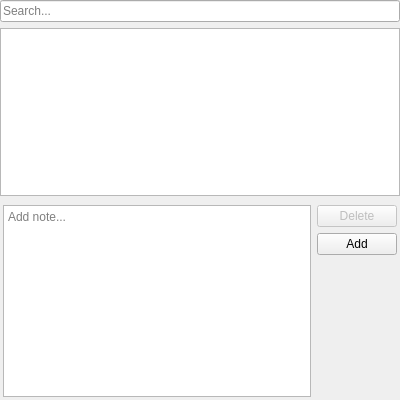
Old version of the form src/modules/windows/notes/NotesContentsWidget.ui in the repository OtterBrowser/otter-browser.
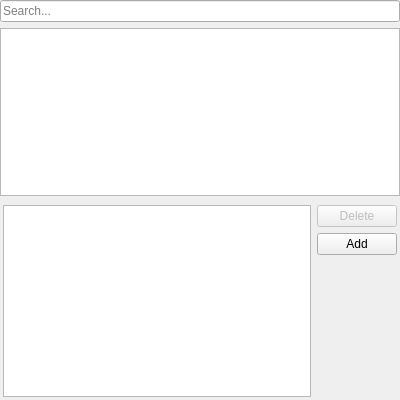
New version of the form.

The edit to the form file:
```diff
--- a/src/modules/windows/notes/NotesContentsWidget.ui
+++ b/src/modules/windows/notes/NotesContentsWidget.ui
@@ -71,11 +71,7 @@
        <number>3</number>
       </property>
       <item>
-       <widget class="QPlainTextEdit" name="textEdit">
-        <property name="placeholderText">
-         <string>Add note...</string>
-        </property>
-       </widget>
+       <widget class="QPlainTextEdit" name="textEdit"/>
       </item>
       <item>
        <layout class="QVBoxLayout" name="actionsLayout" stretch="0,0,1">
```
